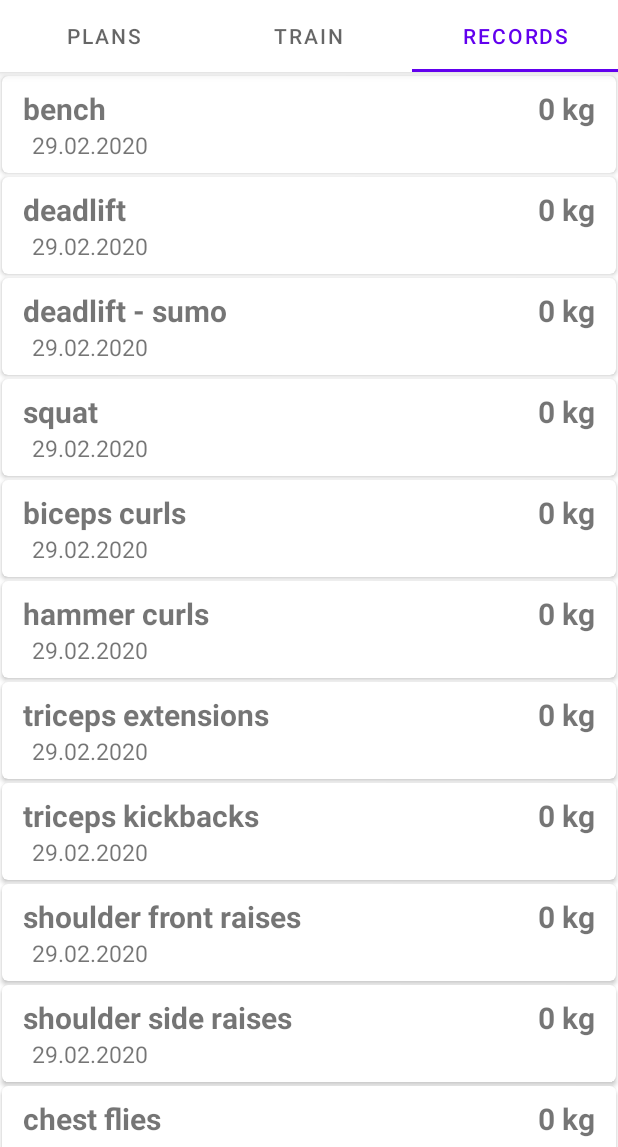
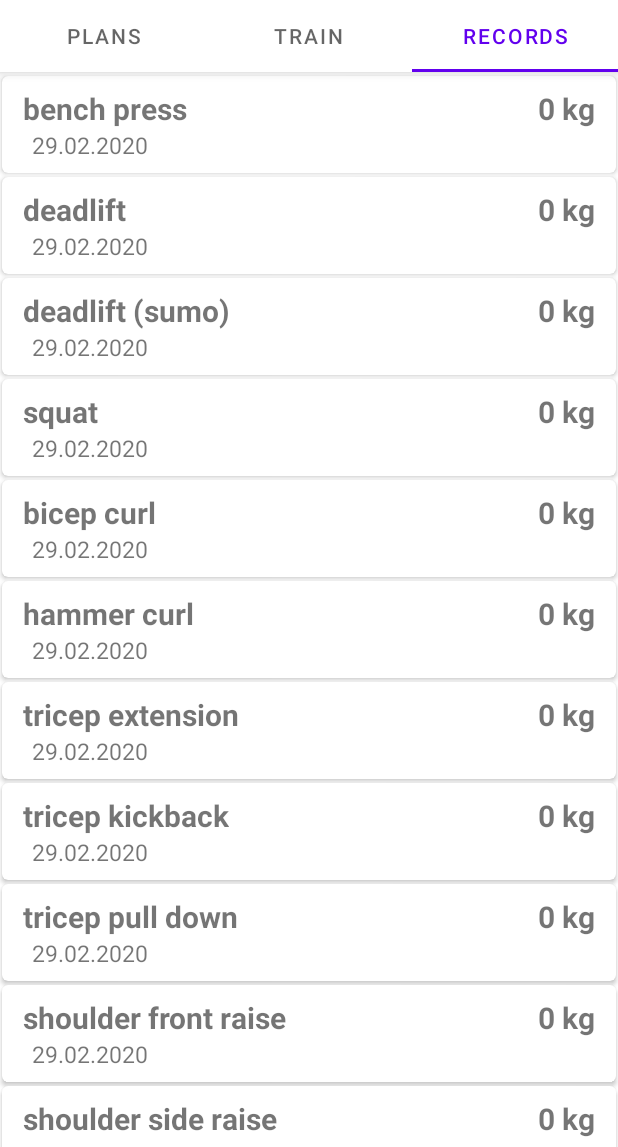
Before and after one commit to DucLongHoang/KIV-MBKZ, an Android app: the screen it shows after launch (MainActivity), tab 3 chosen, on a phone screen of 412 x 824 dp, the part 89-1236 px from its top. Run offline under Robolectric (Android 15) with nearby library versions, the phone set to English and light mode, and no system bars.

Commit message:
short names for exercises

```diff
--- a/app/src/main/java/com/example/fitnessapptabbed/database/PlansDatabaseHelper.kt
+++ b/app/src/main/java/com/example/fitnessapptabbed/database/PlansDatabaseHelper.kt
@@ -37,10 +37,11 @@ class PlansDatabaseHelper(
     }
     // Exercise names
     private val exercises: Array<String> = arrayOf(
-        "bench", "deadlift", "deadlift - sumo", "squat", "biceps curls",
-        "hammer curls", "triceps extensions", "triceps kickbacks", "shoulder front raises",
-        "shoulder side raises", "chest flies", "bent-over rows", "hamstring curls",
-        "bulgarian split squats", "lunges", "calf raises", "ab exercise"
+        "bench press", "deadlift", "deadlift (sumo)", "squat", "bicep curl", "hammer curl",
+        "tricep extension", "tricep kickback", "tricep pull down", "shoulder front raise",
+        "shoulder side raise", "shoulder pulls", "shoulder press", "dumbbell chest press", "chest fly",
+        "barbell row", "dumbbell row", "hamstring curl", "bulgarian split squat", "lunge",
+        "calf raise", "push up", "pull up", "chin up", "dip", "pistol squat", "abs exercise"
     )
 
     override fun onCreate(db: SQLiteDatabase) {
```
Also changed, not shown: app/src/main/java/com/example/fitnessapptabbed/ui/main/middle/RecordHandler.kt (+9 -2 lines).
